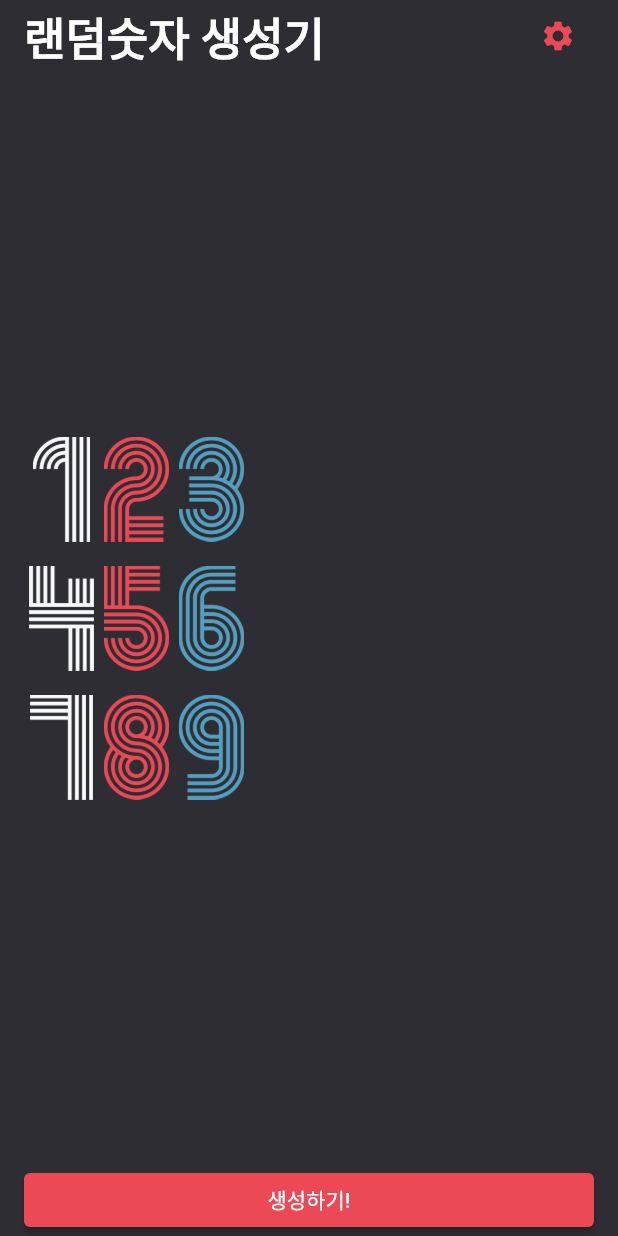
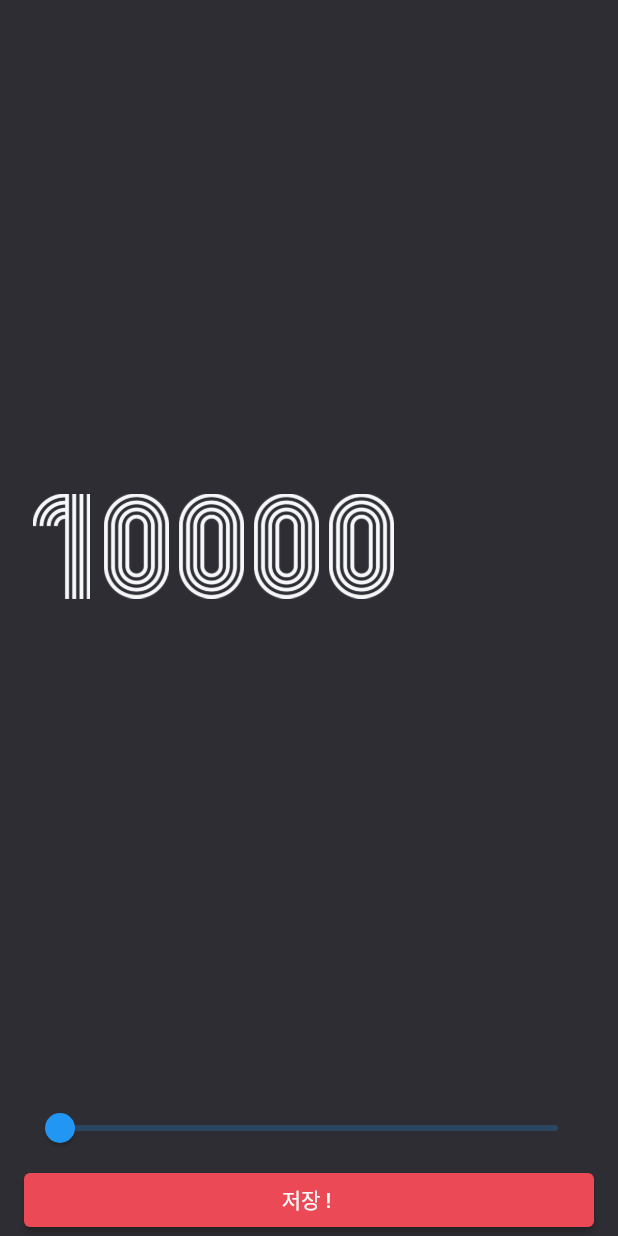
Before and after one commit to tjdans345/random_ranom_project, a Flutter app: the screen it shows after launch, after a tap on the "settings" icon, on a phone screen of 412 x 824 dp. Run offline on Flutter 3.47's test engine with Material 2 defaults, Android fonts, the phone set to English and light mode, and no system bars.

Commit message:
Setting Page Coding

```diff
--- a/lib/screen/home_screen.dart
+++ b/lib/screen/home_screen.dart
@@ -2,6 +2,7 @@ import 'dart:math';
 
 import 'package:flutter/material.dart';
 import 'package:random_number/constant/color.dart';
+import 'package:random_number/screen/setting_screen.dart';
 
 class HomeScreen extends StatefulWidget {
   const HomeScreen({Key? key}) : super(key: key);
@@ -62,7 +63,11 @@ class _Header extends StatelessWidget {
               fontWeight: FontWeight.w700),
         ),
         IconButton(
-            onPressed: () {},
+            onPressed: () {
+              Navigator.of(context).push(MaterialPageRoute(builder: (BuildContext context) {
+                return SettingsScreen();
+              }));
+            },
             // const 를 사용하면 위젯 인스턴스를 처음 한 번 생성하고
             // 그 이후에 빌드가 일어나도 처음 만들어졌던 위젯을 사용한다.
             icon: const Icon(
@@ -73,6 +78,8 @@ class _Header extends StatelessWidget {
     );
   }
 }
+
+
 
 class _Body extends StatelessWidget {
   final List<int> randomNumbers;
--- a/lib/screen/setting_screen.dart
+++ b/lib/screen/setting_screen.dart
@@ -0,0 +1,59 @@
+import 'package:flutter/material.dart';
+import 'package:random_number/constant/color.dart';
+
+class SettingsScreen extends StatefulWidget {
+  const SettingsScreen({Key? key}) : super(key: key);
+  @override
+  State<SettingsScreen> createState() => _SettingsScreenState();
+}
+
+class _SettingsScreenState extends State<SettingsScreen> {
+
+  double maxNumber = 10000;
+
+  @override
+  Widget build(BuildContext context) {
+    return Scaffold(
+      backgroundColor: primaryColor,
+      body: SafeArea(
+        child: Padding(
+          padding: const EdgeInsets.symmetric(horizontal: 16.0),
+          child: Column(
+            crossAxisAlignment: CrossAxisAlignment.stretch,
+            children: [
+              Expanded(
+                child: Row(
+                  children: maxNumber.toInt().toString().split("").map((e) => Image.asset(
+                    "asset/img/$e.png",
+                    width: 50.0,
+                    height: 70.0,
+                  )).toList(),
+                ),
+              ),
+              Slider(
+                  value: maxNumber,
+                  min: 10000,
+                  max: 1000000,
+                  onChanged: (double val) {
+                    setState((){
+                      maxNumber = val;
+                    });
+                  }
+              ),
+              ElevatedButton(
+                  style: ElevatedButton.styleFrom(
+                    primary: redColor
+                  ),
+                  onPressed: () {
+                    // pop 을 할 때 홈 스크린으로 데이터를 전달해줘야한다.
+                    // 파라미터로 전달하도록 하자
+                    Navigator.of(context).pop();
+                  },
+                  child: Text("저장 ! "))
+            ],
+          ),
+        ),
+      )
+    );
+  }
+}
```
